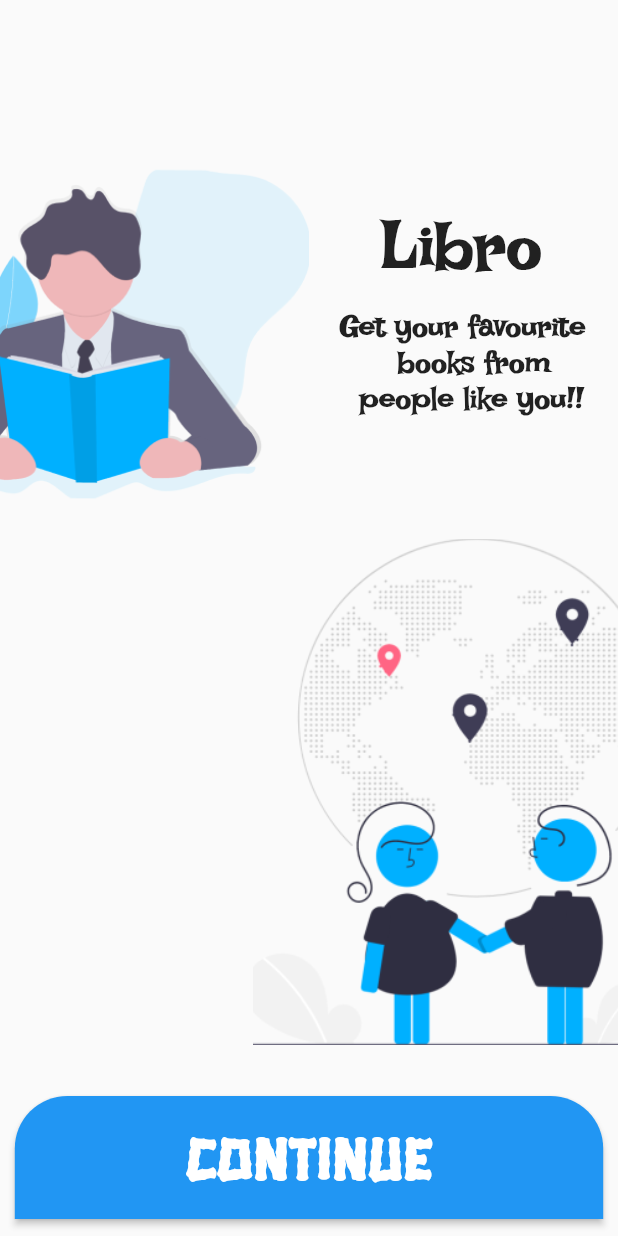
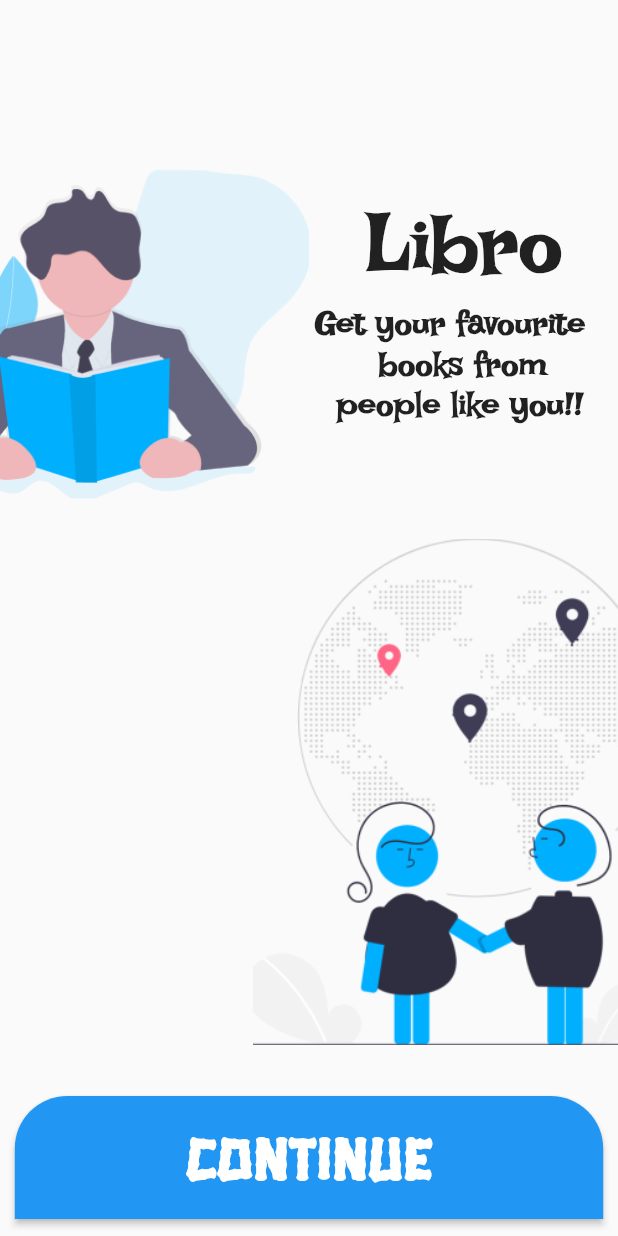
Before and after one commit to infiniteoverflow/Libro, a Flutter app: the screen it shows after launch, on a phone screen of 412 x 824 dp. Run offline on Flutter 3.47's test engine with Material 2 defaults, Android fonts, the phone set to English and light mode, and no system bars.

Commit message:
Added Introduction Screen

```diff
--- a/lib/Screens/intro_screen.dart
+++ b/lib/Screens/intro_screen.dart
@@ -34,21 +34,21 @@ class IntroductionState extends State<Introduction>{
                         ),
                       ),
                       SizedBox(
-                        width: MediaQuery.of(context).size.width*0.05,
+                        width: MediaQuery.of(context).size.width*0.01,
                       ),
                       Expanded(
                         child: Column(
                           crossAxisAlignment: CrossAxisAlignment.start,
                           children: [
-                            SizedBox(height: MediaQuery.of(context).size.height * 0.03,),
+                            SizedBox(height: MediaQuery.of(context).size.height * 0.02,),
                             Align(
-                              alignment: Alignment(-0.30,-1.50),
+                              alignment: Alignment(-0.050,-1.50),
                               child: Text("Libro",
-                                style: TextStyle(fontWeight: FontWeight.bold,fontSize: 45, fontFamily: 'IrishGrover' ),),
+                                style: TextStyle(fontWeight: FontWeight.bold,fontSize: 55, fontFamily: 'IrishGrover' ),),
                             ),
-                            SizedBox(height: 15,),
+                            SizedBox(height: MediaQuery.of(context).size.height * 0.01,),
                             Text("Get your favourite\n      books from\n  people like you!!",
-                              style: TextStyle(fontWeight: FontWeight.bold,fontSize: 20,fontFamily: 'IrishGrover'),)
+                              style: TextStyle(fontWeight: FontWeight.bold,fontSize: 22,fontFamily: 'IrishGrover'),)
                           ],
                         ),
                       ),
```
